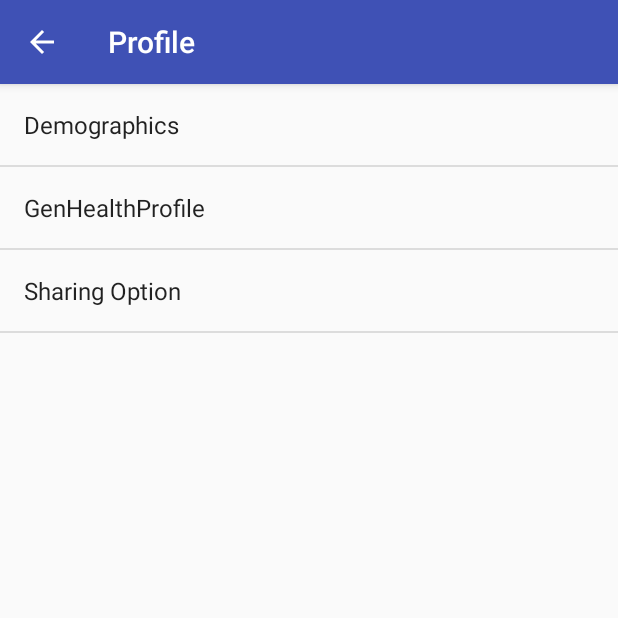
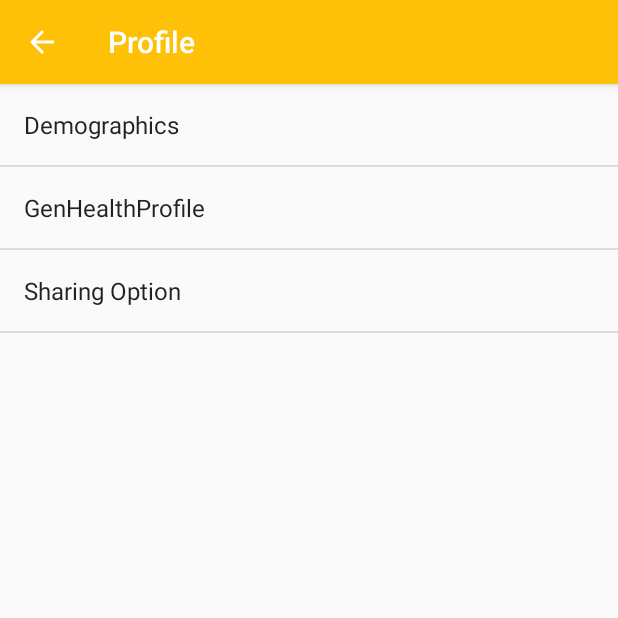
Before and after one commit to mhealthBench/android-app, an Android app: the ProfileSettingsActivity screen opened directly, with no data from a screen before it, after a tap on "Profile", on a phone screen of 412 x 824 dp, the top half of it. Run offline under Robolectric (Android 15) with nearby library versions, the phone set to English and light mode, and no system bars.

Commit message:
changed background color

```diff
--- a/app/src/main/java/be/mhealth/quantifiedhealth/ProfileSettingsActivity.java
+++ b/app/src/main/java/be/mhealth/quantifiedhealth/ProfileSettingsActivity.java
@@ -5,6 +5,8 @@ import android.annotation.TargetApi;
 import android.content.Context;
 import android.content.Intent;
 import android.content.res.Configuration;
+import android.graphics.Color;
+import android.graphics.drawable.ColorDrawable;
 import android.media.Ringtone;
 import android.media.RingtoneManager;
 import android.net.Uri;
@@ -134,6 +136,8 @@ public class ProfileSettingsActivity extends AppCompatPreferenceActivity {
         if (actionBar != null) {
             // Show the Up button in the action bar.
             actionBar.setDisplayHomeAsUpEnabled(true);
+            actionBar.setBackgroundDrawable(new ColorDrawable(Color.parseColor("#FFC107")));
+
         }
     }
 
```
